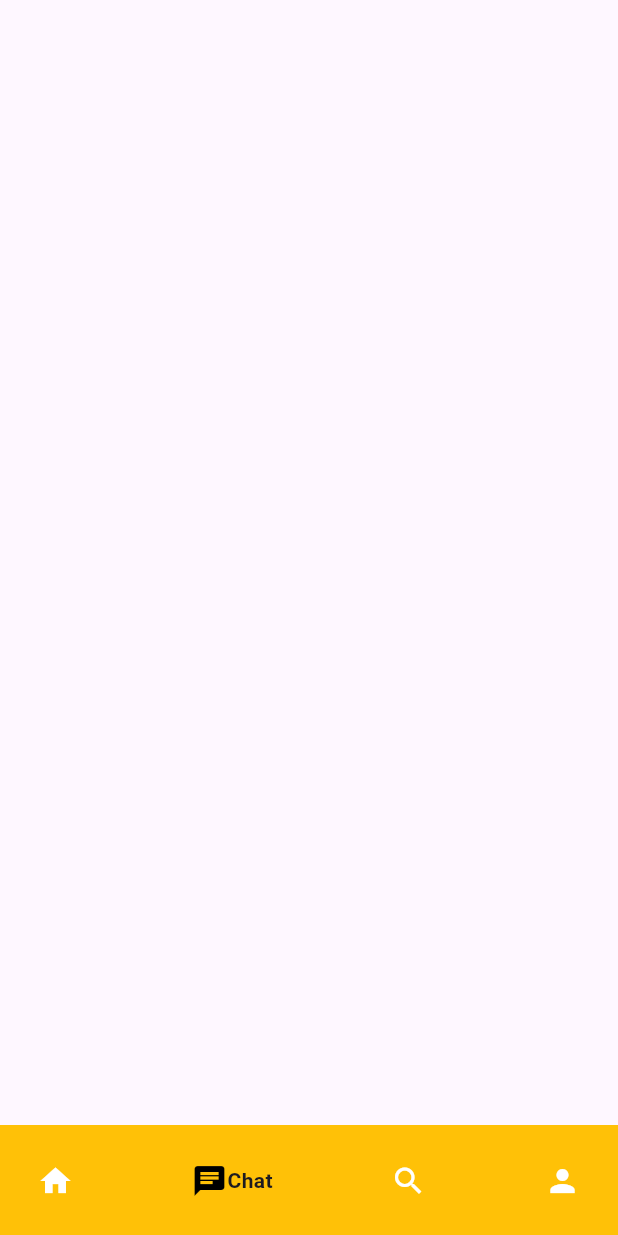
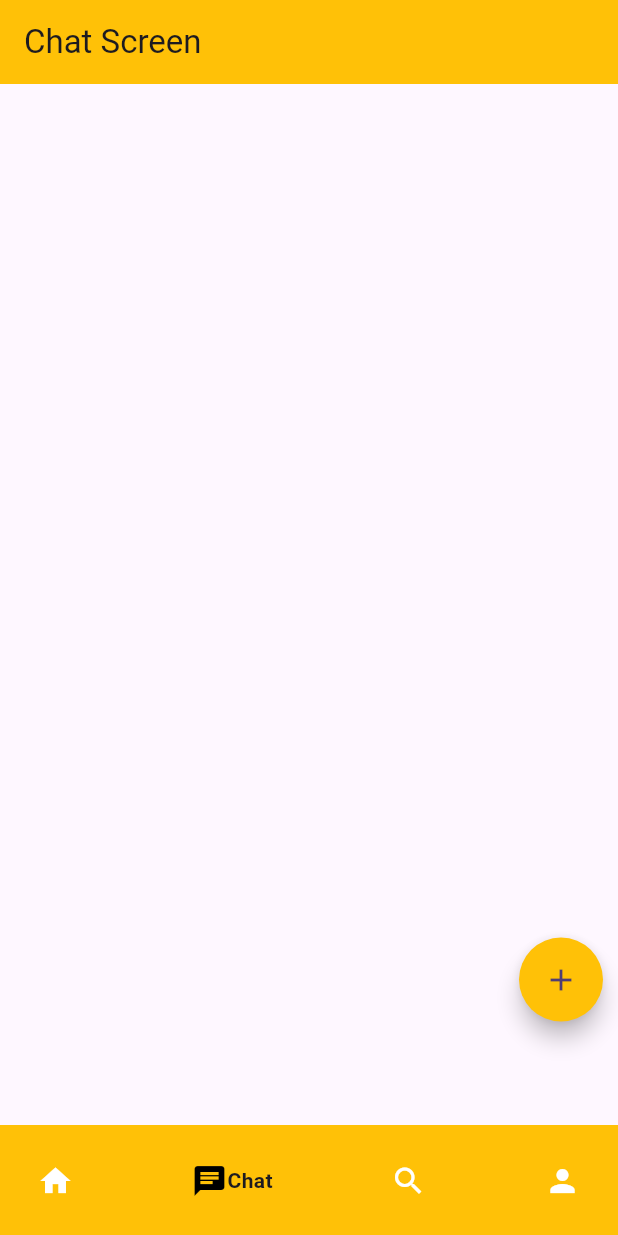
Before and after one commit to manamimran/internship_project, a Flutter app: the screen it shows after launch, swiped to page 2, on a phone screen of 412 x 824 dp. Run offline on Flutter 3.47's test engine with Material 3 defaults, Android fonts, the phone set to English and light mode, and no system bars; drawn by our look-alikes of google_nav_bar; our stand-ins replace cloud_firestore, country_picker, firebase_auth, firebase_core, firebase_storage, image_picker; accounts and stored records are empty.

Commit message:
Initial commit

```diff
--- /dev/null
+++ b/lib/Active_screens/chat_screen.dart
@@ -0,0 +1,47 @@
+import 'package:flutter/material.dart';
+import 'package:flutter/widgets.dart';
+import 'package:internship_project/Active_screens/search_screen.dart';
+import 'package:internship_project/providers/user_provider.dart';
+import 'package:provider/provider.dart';
+
+class ChatScreen extends StatelessWidget {
+  @override
+  Widget build(BuildContext context) {
+    return Scaffold(
+      appBar: AppBar(
+        title: Text('Chat Screen'),
+        backgroundColor: Colors.amber,
+      ),
+      body: Padding(
+        padding: EdgeInsets.all(10),
+        child: Column(mainAxisAlignment: MainAxisAlignment.center,
+          children: [
+             SizedBox(
+              height: 500),
+            Align(
+              alignment: Alignment.bottomRight,
+              child: FloatingActionButton(
+                onPressed: () {
+                  Navigator.push(
+                      context,
+                      MaterialPageRoute(
+                          builder: (context) => ChangeNotifierProvider(
+                              create: (BuildContext context) {
+                                return UserProvider();
+                              },
+                              child: SearchScreen())));
+                },
+                child: Icon(Icons.add),
+                backgroundColor: Colors.amber,
+                shape: RoundedRectangleBorder(
+                  borderRadius:
+                      BorderRadius.circular(50.0), // You can adjust the radius
+                ),
+              ),
+            ),
+          ],
+        ),
+      ),
+    );
+  }
+}
--- a/lib/Active_screens/profile.Data.dart
+++ b/lib/Active_screens/profile.Data.dart
@@ -102,10 +102,11 @@ class _ProfileDataState extends State<ProfileData> {
                     radius: 64,
                     backgroundImage: FileImage(File(images!.path)),
                   )
-                else if (widget.modelClass != null)
+                else
                   CircleAvatar(
                     radius: 64,
-                    backgroundImage: NetworkImage(widget.modelClass!.image),
+                    backgroundImage: NetworkImage( widget.modelClass?.image ??
+                        "https://t4.ftcdn.net/jpg/05/49/98/39/360_F_549983970_bRCkYfk0P6PP5fKbMhZMIb07mCJ6esXL.jpg"),
                   ),
                 Positioned(
                   child: IconButton(
--- a/lib/main.dart
+++ b/lib/main.dart
@@ -1,7 +1,8 @@
 import 'package:firebase_core/firebase_core.dart';
 import 'package:flutter/material.dart';
+import 'package:internship_project/providers/user_provider.dart';
 import 'package:internship_project/screens/dashboard_screen.dart';
-import 'package:internship_project/screens/provider_class.dart';
+import 'package:internship_project/providers/post_provider.dart';
 import 'package:provider/provider.dart';
 import 'firebase_options.dart';
 
@@ -21,6 +22,7 @@ class MyApp extends StatelessWidget {
     return MultiProvider(
       providers: [
         Provider<PostProvider>(create:(_)=>PostProvider()),
+        Provider<UserProvider>(create:(_)=>UserProvider()),
       ],
       child: MaterialApp(
           debugShowCheckedModeBanner: false,
--- a/lib/models/post_model.dart
+++ b/lib/models/post_model.dart
@@ -2,31 +2,57 @@
 import 'package:cloud_firestore/cloud_firestore.dart';
 
 class PostModel {
-  late String content;
   late String postimageUrl;
   late DateTime posttimestamp;
   late String postId; // Add this field
+  // late UserProfileModel userProfile;
 
   PostModel({
-    required this.content,
     required this.postimageUrl,
     required this.posttimestamp,
     required this.postId,
+    // required this.userProfile,
   });
 
   PostModel.fromMap(Map<String, dynamic> data){
-    content = data['Content'] as String? ?? ''; // Provide a default value if 'Content' is null
     postimageUrl = data['ImageUrl'] as String? ?? ''; // Provide a default value if 'ImageUrl' is null
     posttimestamp = (data['Timetamp'] as Timestamp?)?.toDate() ?? DateTime.now();
     postId = data['UserId'] as String? ?? ''; // Provide a default value if 'UserId' is null
+    // userProfile = UserProfileModel.fromMap(data['UserProfile'] as Map<String, dynamic>? ?? {});
   }
 
   Map<String,dynamic> toMap(){
     return{
-      'Content': content,
       'ImageUrl': postimageUrl,
       'Timetamp': FieldValue.serverTimestamp(),
       'UserId': postId,
+      // 'UserProfile': userProfile.toMap(),
     };
   }
 }
+
+class UserProfileModel {
+  late String uid;
+  late String username;
+  late String profileImageUrl;
+
+  UserProfileModel({
+    required this.uid,
+    required this.username,
+    required this.profileImageUrl,
+  });
+
+  UserProfileModel.fromMap(Map<String, dynamic> data) {
+    uid = data['Uid'] as String? ?? '';
+    username = data['Username'] as String? ?? '';
+    profileImageUrl = data['ProfileImageUrl'] as String? ?? '';
+  }
+
+  Map<String, dynamic> toMap() {
+    return {
+      'Uid': uid,
+      'Username': username,
+      'ProfileImageUrl': profileImageUrl,
+    };
+  }
+}
--- a/lib/screens/dashboard_screen.dart
+++ b/lib/screens/dashboard_screen.dart
@@ -1,8 +1,11 @@
 import 'package:flutter/cupertino.dart';
 import 'package:flutter/material.dart';
 import 'package:google_nav_bar/google_nav_bar.dart';
+import 'package:internship_project/Active_screens/chat_screen.dart';
 import 'package:internship_project/Active_screens/home_screen.dart';
-import 'package:internship_project/screens/provider_class.dart';
+import 'package:internship_project/Active_screens/search_screen.dart';
+import 'package:internship_project/providers/post_provider.dart';
+import 'package:internship_project/providers/user_provider.dart';
 import 'package:provider/provider.dart';
 import '../models/model_class.dart';
 import '../Active_screens/Profile_screen.dart';
@@ -14,14 +17,14 @@ class DashBoardScreen extends StatefulWidget {
 
 class _DashBoardScreenState extends State<DashBoardScreen> {
   int _currentIndex = 0;
-  PageController _pageController = PageController();
+  PageController pageController = PageController();
   ModelClass? modelClass;
 
   @override
   Widget build(BuildContext context) {
     return Scaffold(
       body: PageView(
-        controller: _pageController,
+        controller: pageController,
         children: [
           // Screens corresponding to each tab
           ChangeNotifierProvider(
@@ -30,8 +33,12 @@ class _DashBoardScreenState extends State<DashBoardScreen> {
             },
             child: HomeScreen(),
           ),
-          Container(),
-          Container(),
+          ChatScreen(),
+          ChangeNotifierProvider(
+              create: (BuildContext context) {
+                return UserProvider();
+              },
+              child: SearchScreen()),
           ProfileScreen(),
         ],
         onPageChanged: (index) {
@@ -54,7 +61,7 @@ class _DashBoardScreenState extends State<DashBoardScreen> {
           setState(() {
             _currentIndex = index;
           });
-          _pageController.animateToPage(
+          pageController.animateToPage(
             index,
             duration: Duration(milliseconds: 300),
             curve: Curves.easeInOut,
```
Also changed, not shown: lib/Active_screens/add_post_screen.dart (+5 -3 lines), lib/Active_screens/home_screen.dart (+23 -10 lines), lib/Active_screens/search_screen.dart (added, +44 -0 lines), lib/providers/post_provider.dart (renamed from lib/screens/provider_class.dart, +20 -5 lines), lib/providers/user_provider.dart (added, +60 -0 lines), lib/screens/Auth_screen.dart (+4 -3 lines).
